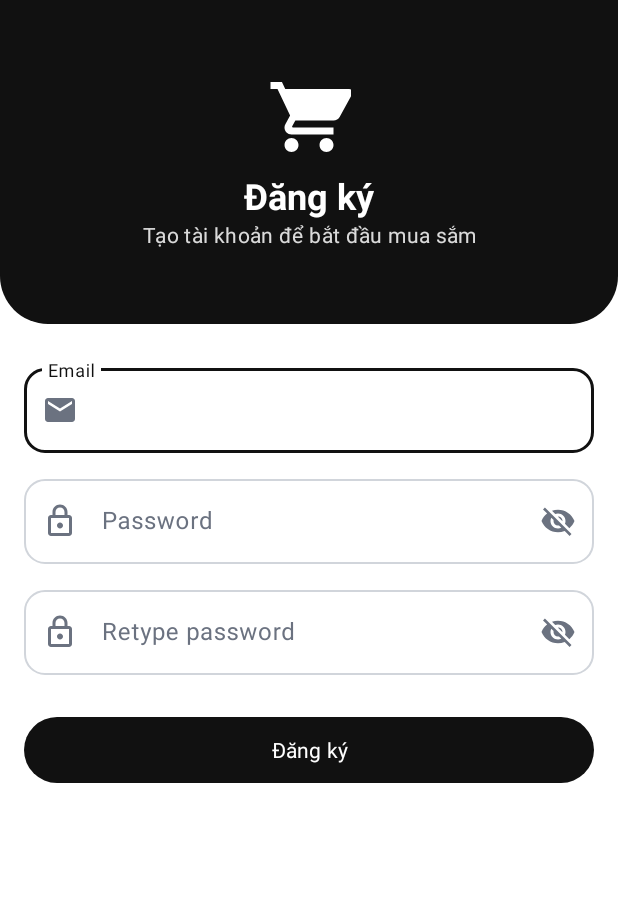
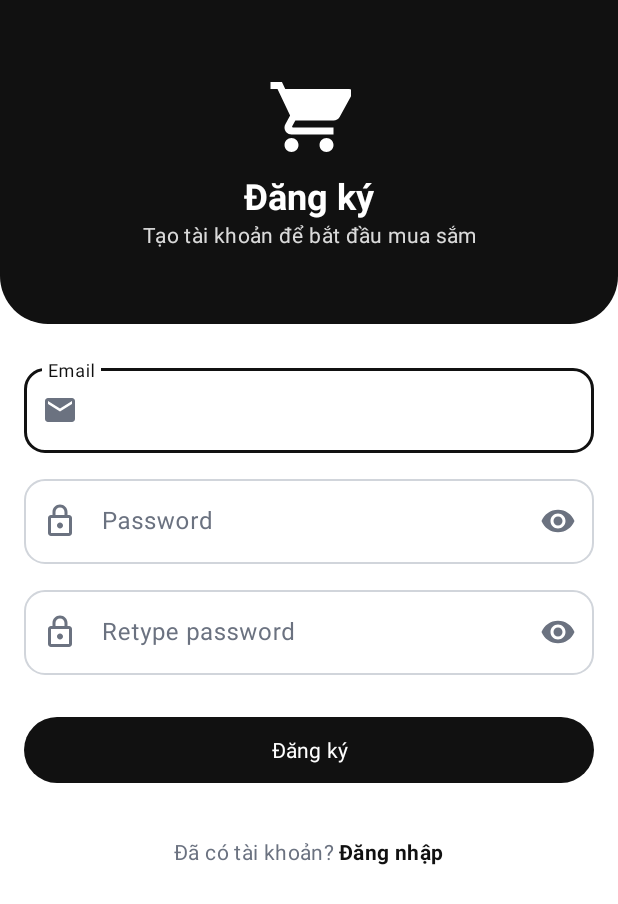
Before and after one commit to PhuCodeCuiQua/App_Ecommerce, an Android app: the RegisterActivity screen opened directly, with no data from a screen before it, on a phone screen of 412 x 824 dp. Shown: the top 904 px of the screen. Run offline under Robolectric (Android 15) with nearby library versions, the phone set to English and light mode, and no system bars; 1 statement that could not run was skipped.

Commit message:
Add back to login option on RegisterActivity

```diff
--- a/app/src/main/java/com/example/login_register/RegisterActivity.java
+++ b/app/src/main/java/com/example/login_register/RegisterActivity.java
@@ -1,6 +1,7 @@
 package com.example.login_register;
 
 import android.os.Bundle;
+import android.view.View;
 import android.widget.Button;
 import android.widget.EditText;
 import android.widget.Toast;
@@ -16,6 +17,7 @@ public class RegisterActivity extends AppCompatActivity {
     private EditText edtPassword;
     private EditText edtConfirm;
     private Button btnRegister;
+    private View layoutBackToLogin;
 
     @Override
     protected void onCreate(Bundle savedInstanceState) {
@@ -36,18 +38,22 @@ public class RegisterActivity extends AppCompatActivity {
         });
     }
 
-    // Lấy các view nhập liệu và nút đăng ký.
+    // Lấy các view nhập liệu, nút đăng ký và dòng quay lại đăng nhập.
     private void initViews() {
         edtEmail = findViewById(R.id.edtEmail);
         edtPassword = findViewById(R.id.edtPassword);
         edtConfirm = findViewById(R.id.edtConfirm);
         btnRegister = findViewById(R.id.btnRegister);
+        layoutBackToLogin = findViewById(R.id.layoutBackToLogin);
     }
 
-    // Gắn sự kiện xử lý đăng ký.
+    // Gắn sự kiện xử lý đăng ký và quay lại.
     private void setupListeners() {
         btnRegister.setOnClickListener(v -> {
             handleRegister();
+        });
+        layoutBackToLogin.setOnClickListener(v -> {
+            finish();
         });
     }
 
--- a/app/src/main/res/layout/activity_register.xml
+++ b/app/src/main/res/layout/activity_register.xml
@@ -28,7 +28,7 @@
                 android:layout_height="56dp"
                 android:contentDescription="@string/app_name"
                 android:src="@drawable/ic_cart"
-                android:tint="?attr/colorOnPrimary" />
+                app:tint="?attr/colorOnPrimary" />
 
             <TextView
                 android:id="@+id/tvRegisterTitle"
@@ -44,11 +44,11 @@
             <TextView
                 android:layout_width="match_parent"
                 android:layout_height="wrap_content"
+                android:alpha="0.85"
                 android:gravity="center"
                 android:text="Tạo tài khoản để bắt đầu mua sắm"
                 android:textAppearance="?attr/textAppearanceBodyMedium"
-                android:textColor="?attr/colorOnPrimary"
-                android:alpha="0.85" />
+                android:textColor="?attr/colorOnPrimary" />
         </LinearLayout>
 
         <com.google.android.material.textfield.TextInputLayout
@@ -67,7 +67,7 @@
                 android:layout_width="match_parent"
                 android:layout_height="wrap_content"
                 android:ems="10"
-                android:inputType="text"
+                android:inputType="textEmailAddress"
                 android:textAppearance="?attr/textAppearanceBodyLarge" />
         </com.google.android.material.textfield.TextInputLayout>
 
@@ -88,7 +88,7 @@
                 android:layout_width="match_parent"
                 android:layout_height="wrap_content"
                 android:ems="10"
-                android:inputType="text"
+                android:inputType="textPassword"
                 android:textAppearance="?attr/textAppearanceBodyLarge" />
         </com.google.android.material.textfield.TextInputLayout>
 
@@ -109,7 +109,7 @@
                 android:layout_width="match_parent"
                 android:layout_height="wrap_content"
                 android:ems="10"
-                android:inputType="text"
+                android:inputType="textPassword"
                 android:textAppearance="?attr/textAppearanceBodyLarge" />
         </com.google.android.material.textfield.TextInputLayout>
 
@@ -122,5 +122,36 @@
             android:layout_marginTop="@dimen/space_24"
             android:layout_marginEnd="@dimen/screen_margin"
             android:text="Đăng ký" />
+
+        <LinearLayout
+            android:id="@+id/layoutBackToLogin"
+            android:layout_width="wrap_content"
+            android:layout_height="wrap_content"
+            android:layout_gravity="center_horizontal"
+            android:layout_marginTop="@dimen/space_24"
+            android:background="?attr/selectableItemBackground"
+            android:clickable="true"
+            android:focusable="true"
+            android:gravity="center"
+            android:orientation="horizontal"
+            android:padding="@dimen/space_8">
+
+            <TextView
+                android:layout_width="wrap_content"
+                android:layout_height="wrap_content"
+                android:text="Đã có tài khoản? "
+                android:textAppearance="?attr/textAppearanceBodyMedium"
+                android:textColor="?attr/colorOnSurfaceVariant" />
+
+            <TextView
+                android:id="@+id/tvBackToLogin"
+                android:layout_width="wrap_content"
+                android:layout_height="wrap_content"
+                android:text="Đăng nhập"
+                android:textAppearance="?attr/textAppearanceBodyMedium"
+                android:textColor="?attr/colorPrimary"
+                android:textStyle="bold" />
+        </LinearLayout>
+
     </LinearLayout>
 </ScrollView>
```
